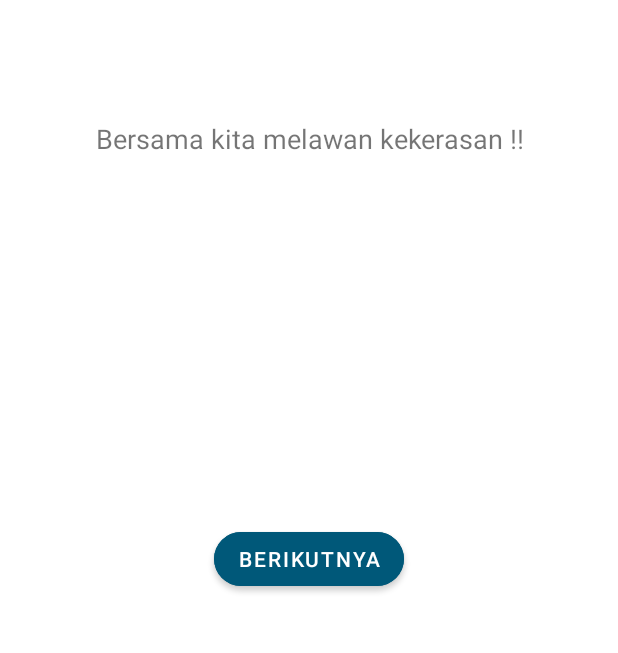
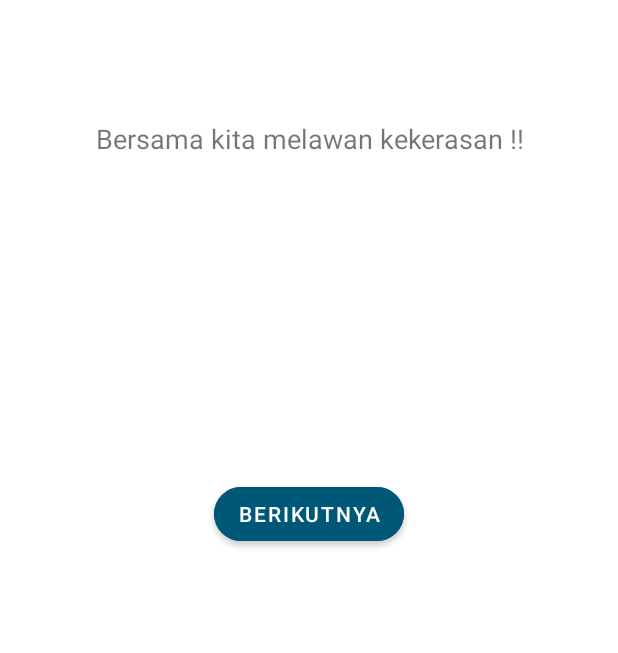
Before and after one commit to Annisa6780/Massive, an Android app: the screen it shows after launch (OnBoarding1Activity), on a phone screen of 412 x 824 dp, the part 566-1219 px from its top. Run offline under Robolectric (Android 15) with nearby library versions, the phone set to English and light mode, and no system bars.

Commit message:
Update activity_on_boarding1.xml

```diff
--- a/MassiveChallage/app/src/main/res/layout/activity_on_boarding1.xml
+++ b/MassiveChallage/app/src/main/res/layout/activity_on_boarding1.xml
@@ -59,6 +59,6 @@
         app:layout_constraintBottom_toBottomOf="parent"
         app:layout_constraintEnd_toEndOf="parent"
         app:layout_constraintStart_toStartOf="parent"
-        android:layout_marginBottom="50dp"
+        android:layout_marginBottom="80dp"
         />
 </androidx.constraintlayout.widget.ConstraintLayout>
```
